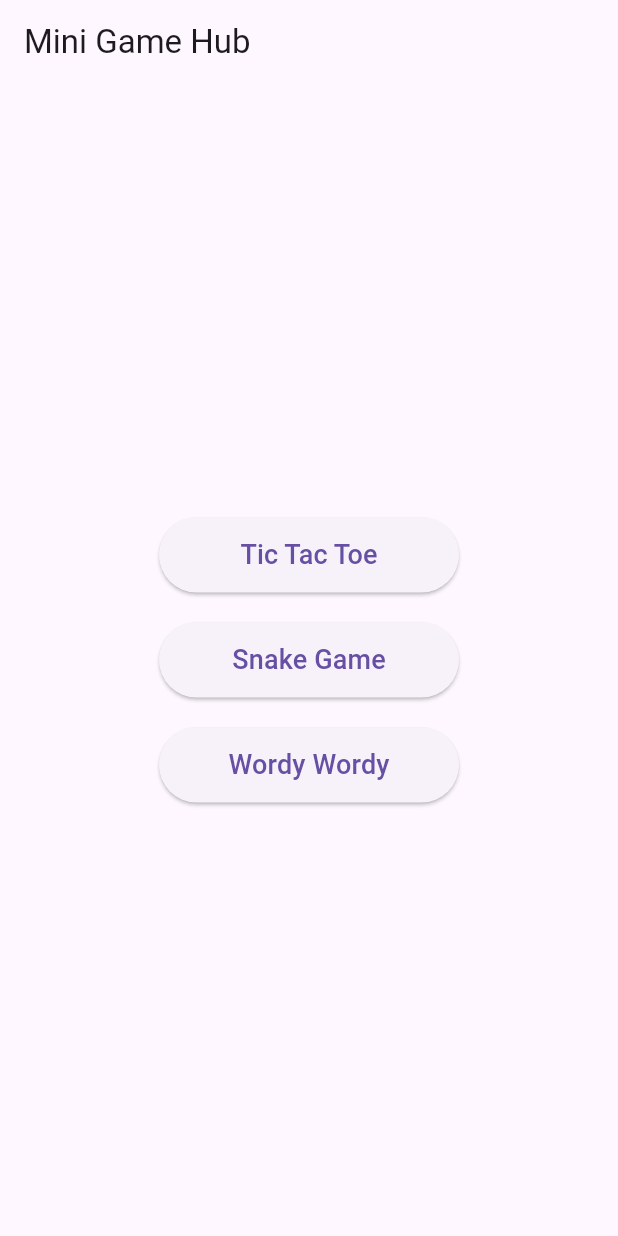
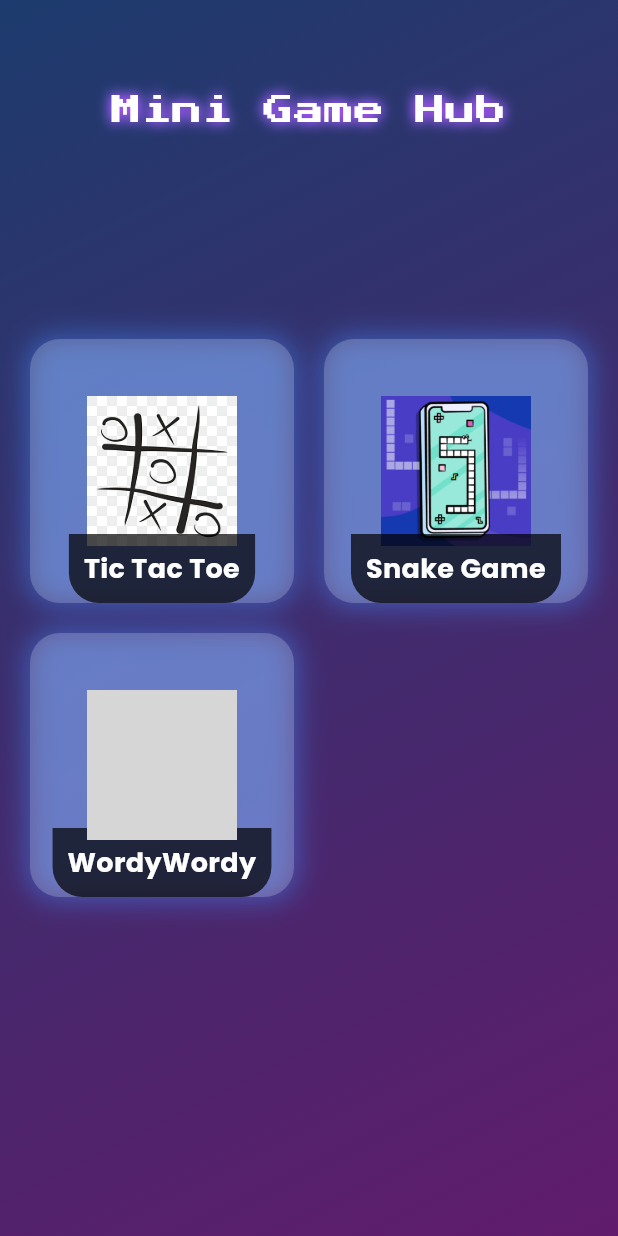
Before and after one commit to Codebaba-Ezaz/Mini-Game-Hub, a Flutter app: the screen it shows after launch, on a phone screen of 412 x 824 dp. Run offline on Flutter 3.47's test engine with Material 3 defaults, Android fonts, the phone set to English and light mode, and no system bars; our stand-ins replace flutter_riverpod, google_fonts; grey boxes are pictures that could not be loaded.

Commit message:
Update in Ui

```diff
--- a/lib/main.dart
+++ b/lib/main.dart
@@ -1,8 +1,9 @@
 import 'package:flutter/material.dart';
+import 'package:flutter_riverpod/flutter_riverpod.dart';
 import 'screens/home_screen.dart';
 
-void main(){
-  runApp(const MyApp());
+void main() {
+  runApp(const ProviderScope(child: MyApp()));
 }
 
 class MyApp extends StatelessWidget {
--- a/lib/screens/home_screen.dart
+++ b/lib/screens/home_screen.dart
@@ -1,50 +1,140 @@
 import 'package:flutter/material.dart';
+import 'package:google_fonts/google_fonts.dart';
 import 'tic_tac_toe.dart';
 import 'snake_game.dart';
 import 'wordy_wordy.dart';
+import 'player_input_screen.dart';
 
-class HomeScreen extends StatelessWidget{
+class HomeScreen extends StatelessWidget {
   const HomeScreen({super.key});
 
   @override
+  Widget build(BuildContext context) {
+    return Scaffold(
+      backgroundColor: Colors.black,
+      body: Stack(
+        children: [
+           AnimatedBackground(),
+          Align(
+            alignment: Alignment.topCenter,
+            child: Padding(
+              padding: const EdgeInsets.only(top: 60),
+              child: Text(
+                "Mini Game Hub",
+                style: GoogleFonts.pressStart2p(
+                  fontSize: 20, // Corrected fontSize property
+                  color: Colors.white,
+                  shadows: [
+                    Shadow(color: Colors.blueAccent, blurRadius: 10),
+                    Shadow(color: Colors.purpleAccent, blurRadius: 10),
+                  ],
+                ),
+              ),
+            ),
+          ),
+        Center(
+          child: GridView.count(
+            shrinkWrap: true,
+            crossAxisCount: 2,
+            mainAxisSpacing: 20,
+            crossAxisSpacing: 20,
+            padding: const EdgeInsets.all(20),
+            children: [
+              GameCard("Tic Tac Toe", "assets/tic_tac_toe.png",() {
+                Navigator.push(context, MaterialPageRoute(builder: (context) => const PlayerInputScreen()));
+              }),
+              GameCard("Snake Game", "assets/snake_game.png",() {
+                Navigator.push(context,MaterialPageRoute(builder: (context) => const SnakeGame()));
+              }),
+              GameCard("WordyWordy", "assets/word_wordy.png",() {
+                Navigator.push(context,MaterialPageRoute(builder: (context) => const WordScrambleGame()));
+              }),
 
-  Widget build(BuildContext context){
-    return Scaffold(
-      appBar: AppBar(title: const Text('Mini Game Hub')),
-      body: Center(
-        child: Column(
-          mainAxisAlignment: MainAxisAlignment.center,
-          children: [
-            GameButton(title: "Tic Tac Toe", screen: const TicTacToe()),
-          GameButton(title: "Snake Game", screen: const SnakeGame()),
-          GameButton(title: "Wordy Wordy", screen: const WordyWordy()),
-          ],
+            ],
+          ),
         )
+        ],
       ),
     );
   }
 }
 
-class GameButton extends StatelessWidget {
-  final String title;
-  final Widget screen;
+Widget GameCard(String title, String imagePath, VoidCallback onTap) {
+  return GestureDetector(
+    onTap: onTap,
+    child: Container(
+      decoration: BoxDecoration(
+        color: Colors.white.withOpacity(0.2),
+        borderRadius: BorderRadius.circular(20),
+        boxShadow: [
+          BoxShadow(color: Colors.blueAccent.withOpacity(0.5),blurRadius: 15,spreadRadius: 2),
+        ]
+      ),
+      child: Stack(
+        children: [
+          Center(
+            child: Image.asset(imagePath,width: 100, height: 100, fit: BoxFit.cover)
+          ),
+          Align(
+            alignment: Alignment.bottomCenter,
+            child:Container(
+              padding: const EdgeInsets.all(10),
+              decoration: BoxDecoration(
+                color: Colors.black.withOpacity(0.7),
+                borderRadius: const BorderRadius.only(bottomLeft: Radius.circular(20), bottomRight: Radius.circular(20)),
+              ),
+              child: Text(
+                title,
+                textAlign: TextAlign.center,
+                style: GoogleFonts.poppins(fontSize: 18, fontWeight: FontWeight.bold, color: Colors.white),
+              ),
+            ),
+          ),
+        ],
+      ),
+    ),
+  );
+}
 
-  const GameButton({super.key, required this.title, required this.screen});
+// Background Animation
+class AnimatedBackground extends StatefulWidget {
+  @override
+  _AnimatedBackgroundState createState() => _AnimatedBackgroundState();
+}
+
+class _AnimatedBackgroundState extends State<AnimatedBackground> with SingleTickerProviderStateMixin {
+  late AnimationController _controller;
+
+  @override
+  void initState() {
+    super.initState();
+    _controller = AnimationController(vsync: this, duration: const Duration(seconds: 5))..repeat(reverse: true);
+  }
 
   @override
   Widget build(BuildContext context) {
-    return Padding(
-      padding: const EdgeInsets.symmetric(vertical: 10),
-      child: ElevatedButton(
-        style: ElevatedButton.styleFrom(minimumSize: const Size(200, 50)),
-        onPressed: () {
-          Navigator.push(
-            context,
-            MaterialPageRoute(builder: (context) => screen),
-          );
-        },
-        child: Text(title, style: const TextStyle(fontSize: 18)),
-      ),
+    return AnimatedBuilder(
+      animation: _controller,
+      builder: (context, child) {
+        return Container(
+          decoration: BoxDecoration(
+            gradient: LinearGradient(
+              colors: [
+                Colors.blueAccent.withOpacity(0.3 + (_controller.value * 0.3)),
+                Colors.purpleAccent.withOpacity(0.3 + (_controller.value * 0.3)),
+              ],
+              begin: Alignment.topLeft,
+              end: Alignment.bottomRight,
+            ),
+          ),
+        );
+      },
     );
   }
+
+  @override
+  void dispose() {
+    _controller.dispose();
+    super.dispose();
+  }
 }
```
Also changed, not shown: lib/providers/player_info_provider.dart (added, +7 -0 lines), lib/providers/tic_tac_toe_provider.dart (added, +41 -0 lines), lib/screens/color_selection_screen.dart (added, +84 -0 lines), lib/screens/player_input_screen.dart (added, +70 -0 lines), lib/screens/snake_game.dart (+13 -0 lines), lib/screens/tic_tac_toe.dart (+93 -0 lines), lib/screens/toss_screen.dart (added, +86 -0 lines), lib/screens/wordy_wordy.dart (+13 -0 lines), pubspec.yaml (+7 -3 lines), assets/snake_game.png (added), assets/tic_tac_toe.png (added), assets/wordy_wordy.png (added), lib/providers/snake_provider.dart (added), lib/providers/wordy_wordy_provider.dart (added), 1 more files, 1 other file.
